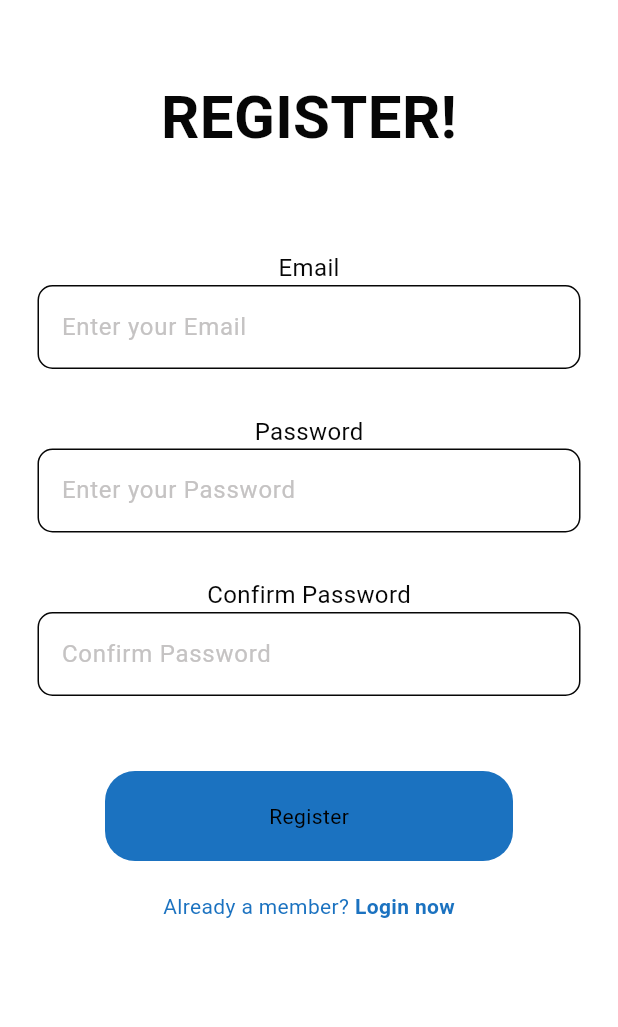
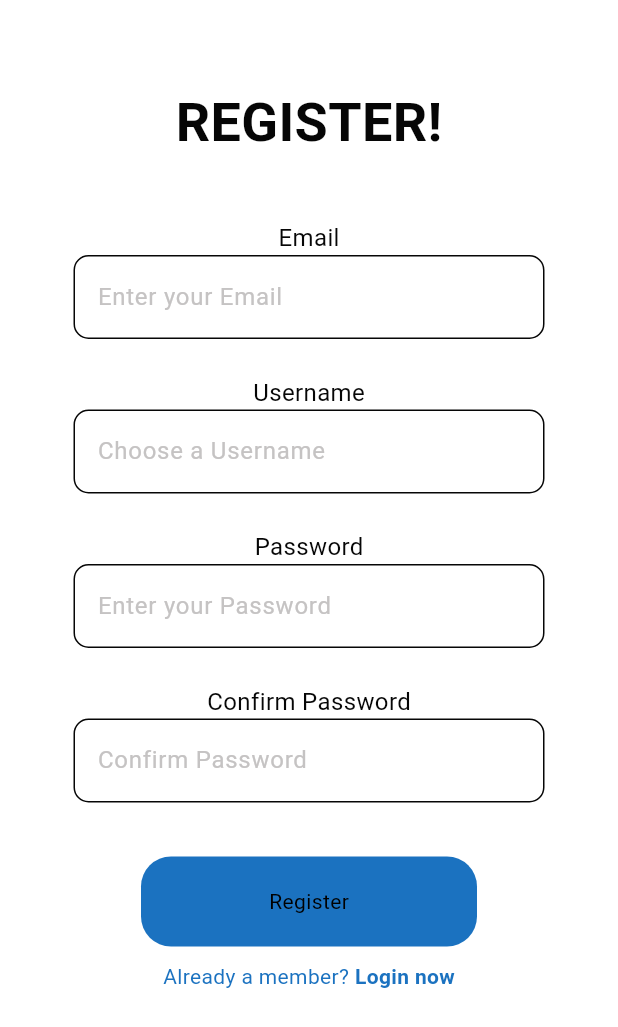
Before and after one commit to yana-malhotra27/chatApp, a Flutter app: the screen it shows after launch, after a tap on "Register now", on a phone screen of 412 x 824 dp. Shown: the top 1027 px of the screen. Run offline on Flutter 3.47's test engine with Material 3 defaults, Android fonts, the phone set to English and light mode, and no system bars; our stand-ins replace cloud_firestore, firebase_auth, firebase_core; accounts and stored records are empty; network calls fail.

Commit message:
username

```diff
--- a/lib/page/login_page.dart
+++ b/lib/page/login_page.dart
@@ -9,7 +9,7 @@ import 'package:flutter/material.dart';
 //Navigate to the registration page.
 class LoginPage extends StatelessWidget {
   //email and pw text controllers
-  final TextEditingController _emailController = TextEditingController();
+  final TextEditingController _usernameController = TextEditingController();
   final TextEditingController _pwController = TextEditingController();
   //tap to go to register page
   final void Function()? onTap;
@@ -18,19 +18,15 @@ class LoginPage extends StatelessWidget {
 
   //login method
   void login(BuildContext context) async {
-    //auth service
   final authService = AuthService();
 
-    //try login
   try {
-      await authService.signInWithEmailPassword(
-        _emailController.text,
-        _pwController.text,
-      );
-    }
+    final username = _usernameController.text.trim();
+    final password = _pwController.text.trim();
 
-    //catch any errors
-    catch (e) {
+    // Sign in using username
+    await authService.signInWithUsernamePassword(username, password);
+  } catch (e) {
     showDialog(
       context: context,
       builder: (context) => AlertDialog(
@@ -65,18 +61,18 @@ class LoginPage extends StatelessWidget {
           ),
           const SizedBox(height: 60),
           Text(
-            "Email",
+  "Username",
   textAlign: TextAlign.left,
   style: TextStyle(
     fontSize: 16.0,
     color: Theme.of(context).colorScheme.tertiary,
   ),
 ),
-          //email textfield
+// username textfield
 MyTextField(
-            hintText: "Enter your Email",
+  hintText: "Enter your Username",
   obscureText: false,
-            controller: _emailController,
+  controller: _usernameController,
 ),
           const SizedBox(height: 30),
           //pw textfield
--- a/lib/page/register_page.dart
+++ b/lib/page/register_page.dart
@@ -1,28 +1,46 @@
 import 'package:chatapp/components/my_button.dart';
 import 'package:chatapp/components/my_textfield.dart';
 import 'package:chatapp/services/auth/auth_service.dart';
+import 'package:firebase_auth/firebase_auth.dart';
 import 'package:flutter/material.dart';
 
 class RegisterPage extends StatelessWidget {
   final TextEditingController _emailController = TextEditingController();
+  final TextEditingController _usernameController = TextEditingController();
   final TextEditingController _pwController = TextEditingController();
   final TextEditingController _confirmPwController = TextEditingController();
-  //tap to go to login page
+
   final void Function()? onTap;
 
   RegisterPage({super.key, required this.onTap});
 
-  //register method
-  void register(BuildContext context) {
-    // get auth service
+  void register(BuildContext context) async {
     final _auth = AuthService();
-    //passwords match=> create user
-    if (_pwController.text == _confirmPwController.text) {
+
+    final email = _emailController.text.trim();
+    final username = _usernameController.text.trim();
+    final password = _pwController.text.trim();
+    final confirmPassword = _confirmPwController.text.trim();
+
+    if (password != confirmPassword) {
+      showDialog(
+        context: context,
+        builder: (context) => AlertDialog(
+          backgroundColor: Theme.of(context).colorScheme.inversePrimary,
+          title: Text(
+            "Password is not confirmed correctly",
+            style: TextStyle(
+              color: Theme.of(context).colorScheme.primary,
+              fontWeight: FontWeight.bold,
+            ),
+          ),
+        ),
+      );
+      return;
+    }
+
     try {
-        _auth.signUpWithEmailPassword(
-          _emailController.text,
-          _pwController.text,
-        );
+      await _auth.signUpWithEmailPassword(email, password, username);
     } catch (e) {
       showDialog(
         context: context,
@@ -40,59 +58,59 @@ class RegisterPage extends StatelessWidget {
     }
   }
 
-    //passwords don't match => tell user to fix
-    else {
-      showDialog(
-        context: context,
-        builder: (context) => AlertDialog(
-          backgroundColor: Theme.of(context).colorScheme.inversePrimary,
-          title: Text(
-            "Password is not confirmed correctly",
-            style: TextStyle(
-              color: Theme.of(context).colorScheme.primary,
-              fontWeight: FontWeight.bold,
-            ),
-          ),
-        ),
-      );
-    }
-  }
-
   @override
   Widget build(BuildContext context) {
     return Scaffold(
       backgroundColor: Theme.of(context).colorScheme.surface,
-      body: Column(
+      body: SingleChildScrollView(
+        child: Padding(
+          padding: const EdgeInsets.symmetric(horizontal: 24.0, vertical: 16.0),
+          child: Column(
             children: [
-          const SizedBox(height: 50),
+              const SizedBox(height: 40),
               Text(
                 "REGISTER!",
                 style: TextStyle(
                   color: Theme.of(context).colorScheme.tertiary,
                   fontWeight: FontWeight.bold,
-              fontSize: 40,
+                  fontSize: 36,
                 ),
               ),
-          const SizedBox(height: 60),
+              const SizedBox(height: 40),
+
+              // Email label
               Text(
                 "Email",
-            textAlign: TextAlign.left,
                 style: TextStyle(
                   fontSize: 16.0,
                   color: Theme.of(context).colorScheme.tertiary,
                 ),
               ),
-          //email textfield
               MyTextField(
                 hintText: "Enter your Email",
                 obscureText: false,
                 controller: _emailController,
               ),
-          const SizedBox(height: 30),
-          //pw textfield
+              const SizedBox(height: 24),
+
+              // Username label
+              Text(
+                "Username",
+                style: TextStyle(
+                  fontSize: 16.0,
+                  color: Theme.of(context).colorScheme.tertiary,
+                ),
+              ),
+              MyTextField(
+                hintText: "Choose a Username",
+                obscureText: false,
+                controller: _usernameController,
+              ),
+              const SizedBox(height: 24),
+
+              // Password label
               Text(
                 "Password",
-            textAlign: TextAlign.left,
                 style: TextStyle(
                   fontSize: 16.0,
                   color: Theme.of(context).colorScheme.tertiary,
@@ -100,14 +118,14 @@ class RegisterPage extends StatelessWidget {
               ),
               MyTextField(
                 hintText: "Enter your Password",
-            obscureText: true, //hides pw
+                obscureText: true,
                 controller: _pwController,
               ),
-          const SizedBox(height: 30),
-          //cfpw textfield
+              const SizedBox(height: 24),
+
+              // Confirm Password label
               Text(
                 "Confirm Password",
-            textAlign: TextAlign.left,
                 style: TextStyle(
                   fontSize: 16.0,
                   color: Theme.of(context).colorScheme.tertiary,
@@ -118,14 +136,17 @@ class RegisterPage extends StatelessWidget {
                 obscureText: true,
                 controller: _confirmPwController,
               ),
-          const SizedBox(height: 50),
-          //login button
+              const SizedBox(height: 36),
+
+              // Register Button
               MyButton(
                 text: "Register",
                 onTap: () => register(context),
               ),
-          const SizedBox(height: 20),
-          //register now
+
+              const SizedBox(height: 10),
+
+              // Already a member? Login now
               Row(
                 mainAxisAlignment: MainAxisAlignment.center,
                 children: [
@@ -149,6 +170,8 @@ class RegisterPage extends StatelessWidget {
               ),
             ],
           ),
+        ),
+      ),
     );
   }
 }
```
Also changed, not shown: lib/components/user_tile.dart (deleted, +0 -49 lines), lib/page/chat_page.dart (+48 -53 lines), lib/page/home_page.dart (+97 -18 lines), lib/page/newcontactpage.dart (added, +122 -0 lines), lib/services/auth/auth_service.dart (+61 -46 lines), lib/page/settings_page.dart (line endings or trailing spaces). Lines whose indentation alone changed are shown as unchanged.
